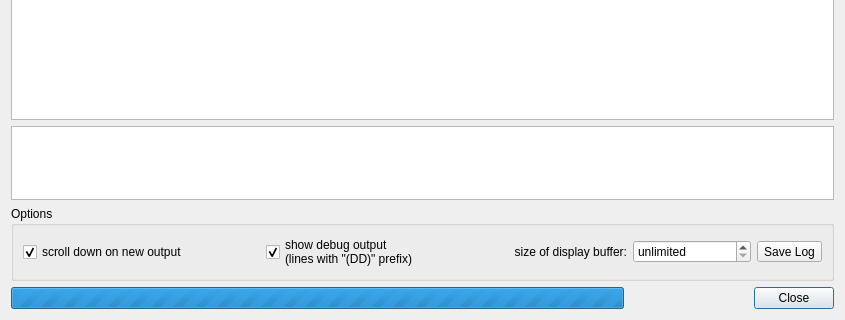
Qt form src/LogDialog.ui (flowexpert/charon) before a commit; both pictures show x 0 to 845 and y 205 to 525 of the 845 by 525 pixel window.
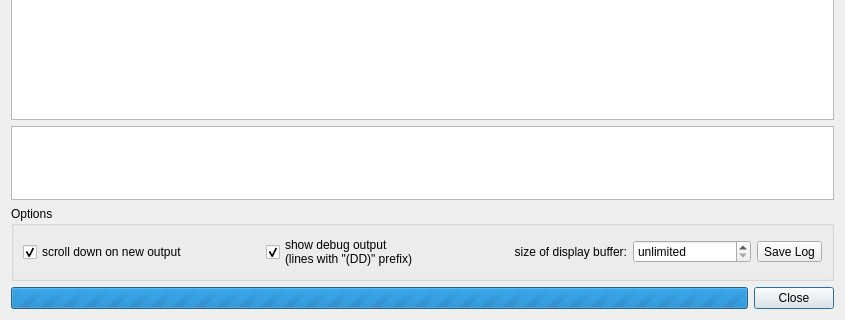
The same form after that commit. Icons and pictures are not drawn. Custom widgets are drawn as their Qt base class.

Commit message: fixed html output and progress bar

```diff
--- a/src/LogDialog.ui
+++ b/src/LogDialog.ui
@@ -202,7 +202,7 @@
       <widget class="QProgressBar" name="progressBar">
        <property name="sizePolicy">
         <sizepolicy hsizetype="Expanding" vsizetype="Fixed">
-         <horstretch>3</horstretch>
+         <horstretch>20</horstretch>
          <verstretch>0</verstretch>
         </sizepolicy>
        </property>
```
The commit also changes 1 other file.
